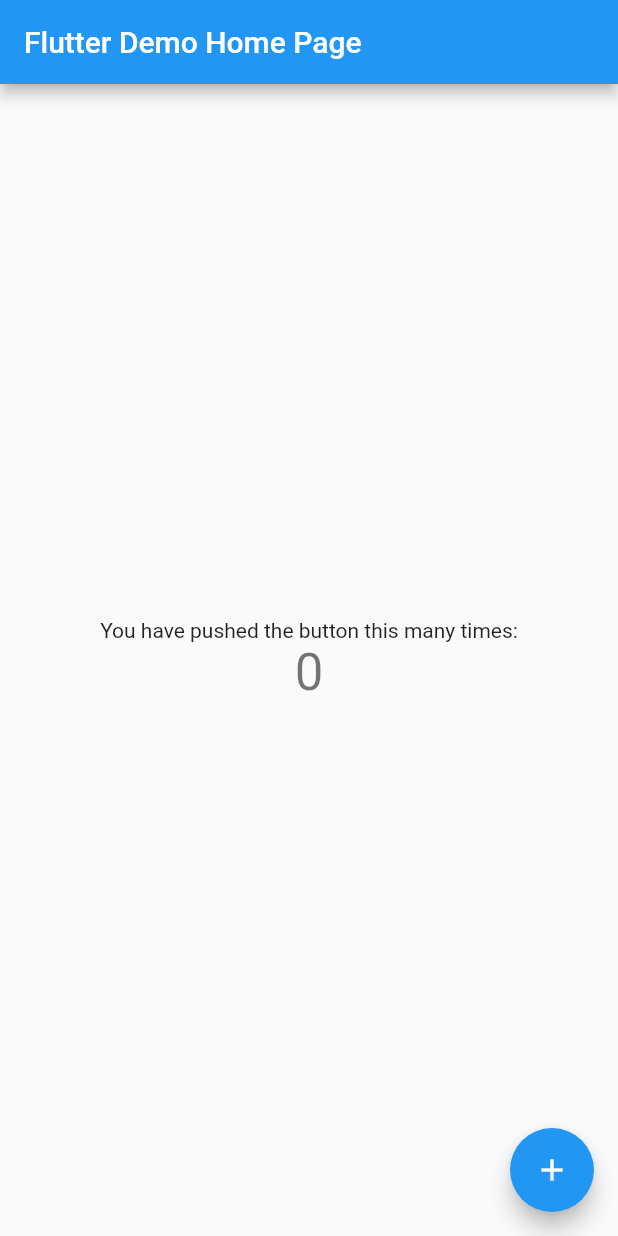
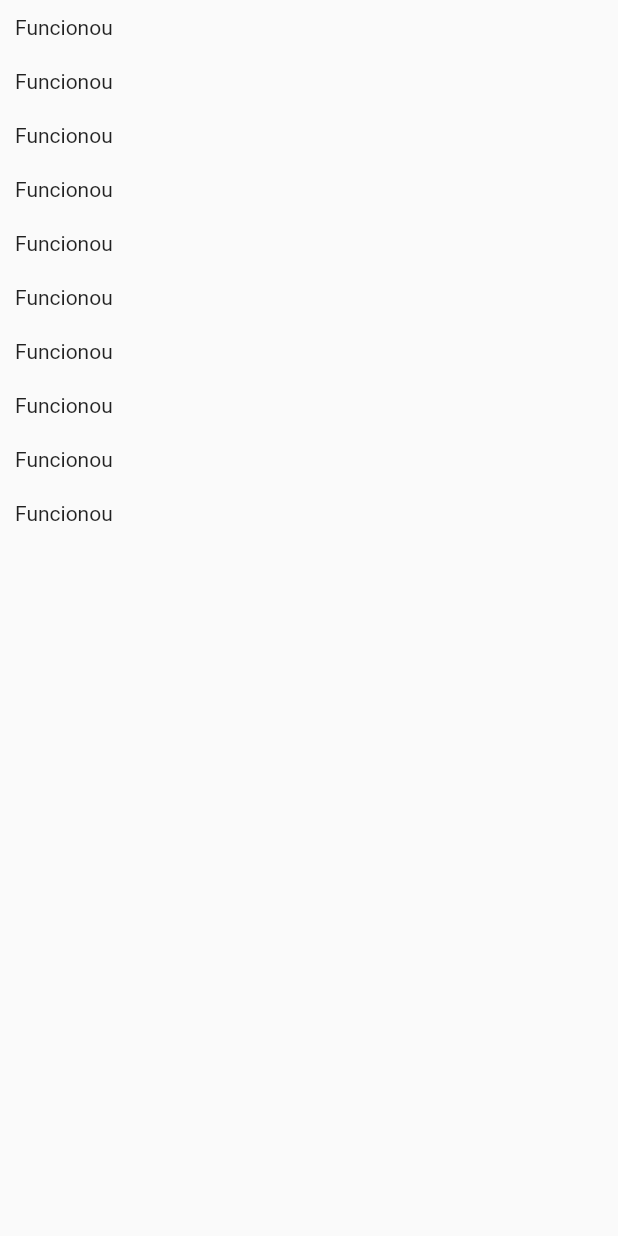
Before and after one commit to juniorstaudt/chat-flutter, a Flutter app: the screen it shows after launch, on a phone screen of 412 x 824 dp. Run offline on Flutter 3.47's test engine with Material 2 defaults, Android fonts, the phone set to English and light mode, and no system bars.

Commit message:
Criação da tela de chat

```diff
--- a/lib/main.dart
+++ b/lib/main.dart
@@ -1,117 +1,21 @@
 import 'package:flutter/material.dart';
+
+import 'screens/chat_screen.dart';
 
 void main() {
   runApp(MyApp());
 }
 
 class MyApp extends StatelessWidget {
-  // This widget is the root of your application.
   @override
   Widget build(BuildContext context) {
     return MaterialApp(
       title: 'Flutter Demo',
       theme: ThemeData(
-        // This is the theme of your application.
-        //
-        // Try running your application with "flutter run". You'll see the
-        // application has a blue toolbar. Then, without quitting the app, try
-        // changing the primarySwatch below to Colors.green and then invoke
-        // "hot reload" (press "r" in the console where you ran "flutter run",
-        // or simply save your changes to "hot reload" in a Flutter IDE).
-        // Notice that the counter didn't reset back to zero; the application
-        // is not restarted.
         primarySwatch: Colors.blue,
-        // This makes the visual density adapt to the platform that you run
-        // the app on. For desktop platforms, the controls will be smaller and
-        // closer together (more dense) than on mobile platforms.
         visualDensity: VisualDensity.adaptivePlatformDensity,
       ),
-      home: MyHomePage(title: 'Flutter Demo Home Page'),
+      home: ChatScreen(),
     );
   }
 }
-
-class MyHomePage extends StatefulWidget {
-  MyHomePage({Key key, this.title}) : super(key: key);
-
-  // This widget is the home page of your application. It is stateful, meaning
-  // that it has a State object (defined below) that contains fields that affect
-  // how it looks.
-
-  // This class is the configuration for the state. It holds the values (in this
-  // case the title) provided by the parent (in this case the App widget) and
-  // used by the build method of the State. Fields in a Widget subclass are
-  // always marked "final".
-
-  final String title;
-
-  @override
-  _MyHomePageState createState() => _MyHomePageState();
-}
-
-class _MyHomePageState extends State<MyHomePage> {
-  int _counter = 0;
-
-  void _incrementCounter() {
-    setState(() {
-      // This call to setState tells the Flutter framework that something has
-      // changed in this State, which causes it to rerun the build method below
-      // so that the display can reflect the updated values. If we changed
-      // _counter without calling setState(), then the build method would not be
-      // called again, and so nothing would appear to happen.
-      _counter++;
-    });
-  }
-
-  @override
-  Widget build(BuildContext context) {
-    // This method is rerun every time setState is called, for instance as done
-    // by the _incrementCounter method above.
-    //
-    // The Flutter framework has been optimized to make rerunning build methods
-    // fast, so that you can just rebuild anything that needs updating rather
-    // than having to individually change instances of widgets.
-    return Scaffold(
-      appBar: AppBar(
-        // Here we take the value from the MyHomePage object that was created by
-        // the App.build method, and use it to set our appbar title.
-        title: Text(widget.title),
-      ),
-      body: Center(
-        // Center is a layout widget. It takes a single child and positions it
-        // in the middle of the parent.
-        child: Column(
-          // Column is also a layout widget. It takes a list of children and
-          // arranges them vertically. By default, it sizes itself to fit its
-          // children horizontally, and tries to be as tall as its parent.
-          //
-          // Invoke "debug painting" (press "p" in the console, choose the
-          // "Toggle Debug Paint" action from the Flutter Inspector in Android
-          // Studio, or the "Toggle Debug Paint" command in Visual Studio Code)
-          // to see the wireframe for each widget.
-          //
-          // Column has various properties to control how it sizes itself and
-          // how it positions its children. Here we use mainAxisAlignment to
-          // center the children vertically; the main axis here is the vertical
-          // axis because Columns are vertical (the cross axis would be
-          // horizontal).
-          mainAxisAlignment: MainAxisAlignment.center,
-          children: <Widget>[
-            Text(
-              'You have pushed the button this many times:',
-            ),
-            Text(
-              '$_counter',
-              style: Theme.of(context).textTheme.headline4,
-            ),
-          ],
-        ),
-      ),
-      floatingActionButton: FloatingActionButton(
-        onPressed: _incrementCounter,
-        tooltip: 'Increment',
-        child: Icon(Icons.add),
-      ), // This trailing comma makes auto-formatting nicer for build methods.
-    );
-  }
-}
--- a/lib/screens/chat_screen.dart
+++ b/lib/screens/chat_screen.dart
@@ -0,0 +1,16 @@
+import 'package:flutter/material.dart';
+
+class ChatScreen extends StatelessWidget {
+  @override
+  Widget build(BuildContext context) {
+    return Scaffold(
+      body: ListView.builder(
+        itemCount: 10,
+        itemBuilder: (context, index) => Container(
+          padding: EdgeInsets.all(10),
+          child: Text('Funcionou'),
+        ),
+      ),
+    );
+  }
+}
```
Also changed, not shown: 1 other file.
